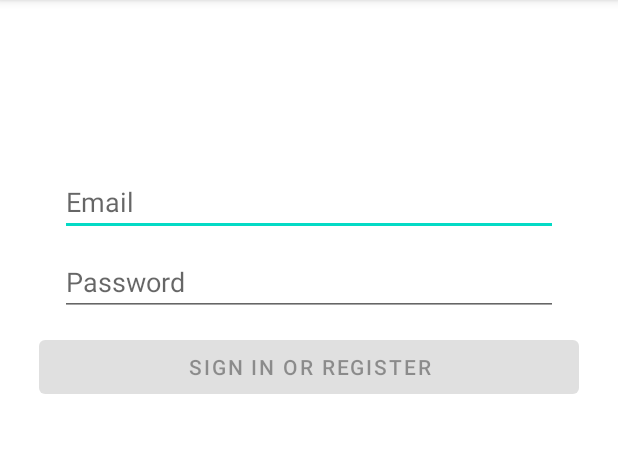
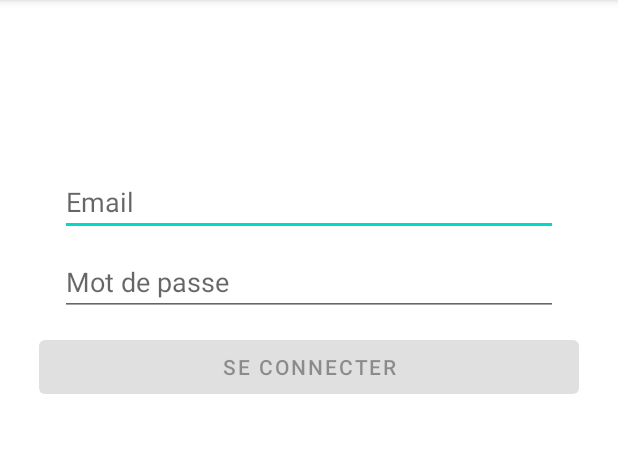
Before and after one commit to MTLantoine/DogInder, an Android app: the screen it shows after launch (MainActivity), on a phone screen of 412 x 824 dp, the part 84-537 px from its top. Run offline under Robolectric (Android 15) with nearby library versions, the phone set to English and light mode, and no system bars; 1 statement that could not run was skipped.

Commit message:
firebase works

```diff
--- a/app/src/main/java/com/example/dog_inder/ui/home/HomeFragment.kt
+++ b/app/src/main/java/com/example/dog_inder/ui/home/HomeFragment.kt
@@ -9,8 +9,12 @@ import android.view.ViewGroup
 import android.widget.Button
 import android.widget.EditText
 import androidx.activity.result.contract.ActivityResultContracts
+import androidx.core.widget.doOnTextChanged
 import androidx.fragment.app.Fragment
+import androidx.lifecycle.MediatorLiveData
+import androidx.lifecycle.MutableLiveData
 import androidx.lifecycle.Observer
+import androidx.lifecycle.observe
 import com.example.dog_inder.R
 import org.koin.androidx.viewmodel.ext.android.viewModel
 
@@ -32,10 +36,50 @@ class HomeFragment : Fragment() {
         }
     }
 
+    private val emailLiveData = MutableLiveData<String>()
+    private val passwordLiveData = MutableLiveData<String>()
+
+    private val isValidLiveData = MediatorLiveData<Boolean>().apply {
+        this.value = false
+
+        addSource(emailLiveData) { email ->
+            val password = passwordLiveData.value
+            this.value = validateForm(email, password)
+        }
+
+        addSource(passwordLiveData) { password ->
+            val email = emailLiveData.value
+            this.value = validateForm(email, password)
+        }
+    }
+
+    private fun validateForm(email: String?, password: String?) : Boolean {
+        val isValidEmail = email != null && email.isNotBlank() && email.contains("@")
+        val isValidPassword = password != null && password.isNotBlank() && password.length >= 6
+
+        return isValidEmail && isValidPassword
+    }
+
     override fun onViewCreated(view: View, savedInstanceState: Bundle?) {
         super.onViewCreated(view, savedInstanceState)
 
-        view.findViewById<Button>(R.id.fragment_home_login_btn).setOnClickListener{
+        val mEmailInput = view.findViewById<EditText>(R.id.fragment_home_email_input)
+        val mPasswordInput = view.findViewById<EditText>(R.id.fragment_home_password_input)
+        val mLoginBtn = view.findViewById<Button>(R.id.fragment_home_login_btn)
+
+        mEmailInput.doOnTextChanged { text, _, _, _ ->
+            emailLiveData.value = text?.toString()
+        }
+
+        mPasswordInput.doOnTextChanged { text, _, _, _ ->
+            passwordLiveData.value = text?.toString()
+        }
+
+        isValidLiveData.observe(viewLifecycleOwner) { isValid ->
+            mLoginBtn.isEnabled = isValid
+        }
+
+        mLoginBtn.setOnClickListener{
             permissionResultLauncher.launch(
                     arrayOf(
                             Manifest.permission.READ_EXTERNAL_STORAGE,
@@ -43,10 +87,7 @@ class HomeFragment : Fragment() {
                     )
             )
 
-            val mEmailInput = view.findViewById<EditText>(R.id.fragment_home_email_input)
-            val mPasswordInput = view.findViewById<EditText>(R.id.fragment_home_password_input)
-
-            homeViewModel.signUp(mEmailInput.toString(), mPasswordInput.toString()).observe(viewLifecycleOwner, Observer {
+            homeViewModel.signUp(mEmailInput.text.toString().trim(), mPasswordInput.text.toString().trim()).observe(viewLifecycleOwner, Observer {
                 it?.let {
                     it.uid
                 }
--- a/app/src/main/res/values/strings.xml
+++ b/app/src/main/res/values/strings.xml
@@ -3,11 +3,11 @@
 
     <!-- Strings related to login -->
     <string name="prompt_email">Email</string>
-    <string name="prompt_password">Password</string>
-    <string name="action_sign_in">Sign in or register</string>
-    <string name="action_sign_in_short">Sign in</string>
-    <string name="welcome">"Welcome !"</string>
-    <string name="invalid_username">Not a valid username</string>
+    <string name="prompt_password">Mot de passe</string>
+    <string name="action_sign_in">Se connecter</string>
+    <string name="action_sign_in_short">Se connecter</string>
+    <string name="welcome">"Bienvenue !"</string>
+    <string name="invalid_username">Email invalide</string>
     <string name="invalid_password">Password must be >5 characters</string>
     <string name="login_failed">"Login failed"</string>
     <!-- TODO: Remove or change this placeholder text -->
```
Also changed, not shown: 1 other file. Lines whose indentation alone changed are shown as unchanged.
